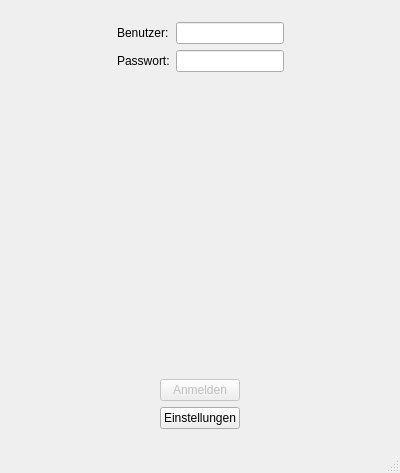
First picture: the form in Dialoge/DlgHaupt.ui, repository QAlarm/Klient, before the edit.
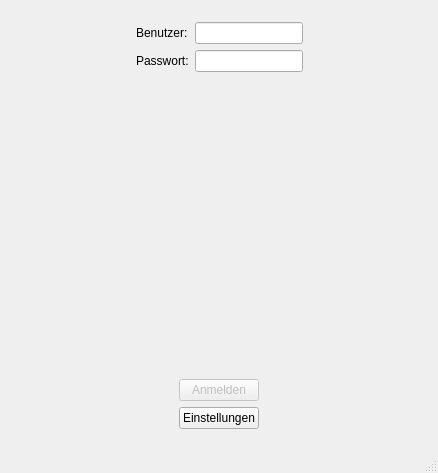
Second picture: the form after the edit.

```diff
--- a/Dialoge/DlgHaupt.ui
+++ b/Dialoge/DlgHaupt.ui
@@ -6,7 +6,7 @@
    <rect>
     <x>0</x>
     <y>0</y>
-    <width>400</width>
+    <width>438</width>
     <height>473</height>
    </rect>
   </property>
```
